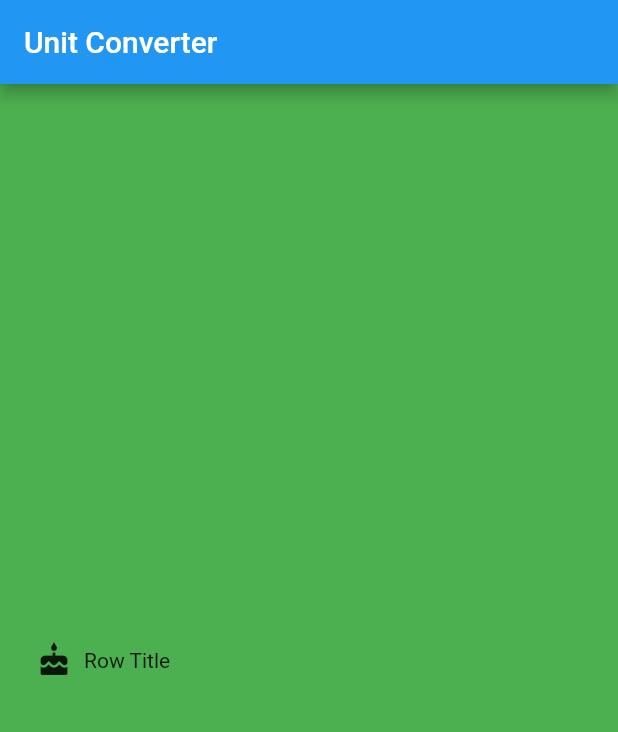
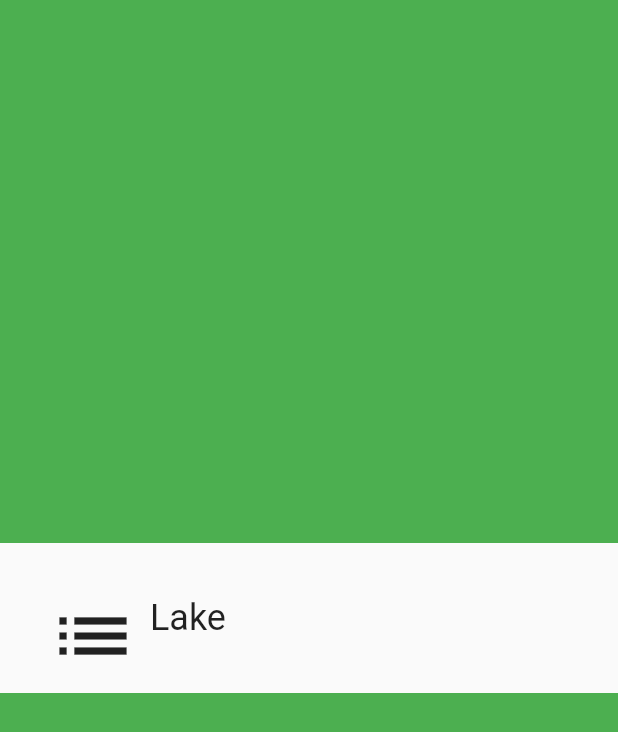
Before and after one commit to dntrply/chp_13, a Flutter app: the screen it shows after launch, on a phone screen of 412 x 824 dp. Shown: the top 732 px of the screen. Run offline on Flutter 3.47's test engine with Material 2 defaults, Android fonts, the phone set to English and light mode, and no system bars.

```diff
--- /dev/null
+++ b/lib/category.dart
@@ -0,0 +1,64 @@
+import 'package:flutter/material.dart';
+
+
+final _rowHeight = 100.0;
+final _borderRadius =BorderRadius.circular(_rowHeight/2.0);
+
+class Category extends StatelessWidget {
+  final String name;
+  final ColorSwatch color;
+  final IconData iconData;
+
+  const Category({
+    Key key,
+    @required this.name,
+    @required this.color,
+    @required this.iconData,
+}) : assert( name != null),
+     assert( color != null),
+     assert(iconData != null),
+     super(key: key);
+
+  @override
+  Widget build(BuildContext context) {
+    return Material(
+        child: Container(
+          color: Colors.transparent,
+          height: _rowHeight,
+          child: Padding(
+            padding: EdgeInsets.all(16.0),
+            child: InkWell(
+              highlightColor: color,
+              borderRadius: _borderRadius,
+              splashColor: color,
+              onTap: () {
+                print('I was trcapped');
+              },
+              child: Padding(
+                padding: const EdgeInsets.all(8.0),
+                child: Row(
+                  crossAxisAlignment: CrossAxisAlignment.stretch,
+                  children: <Widget>[
+                    Padding(
+                      padding: const EdgeInsets.all(8.0),
+                      child: Icon(
+                          iconData,
+                      size: 60.0,
+                      ),
+                    ),
+                    Center(
+                        child: Text(
+                            name,
+                          textAlign: TextAlign.center,
+                          style:Theme.of(context).textTheme.headline,
+                        ),
+                    ),
+                  ],
+                ),
+              ),
+            ),
+          ),
+        ));
+
+  }
+}
--- a/lib/main.dart
+++ b/lib/main.dart
@@ -1,48 +1,35 @@
 import 'package:flutter/material.dart';
+import 'package:chp_13/category.dart';
+
+// Pass to custom app
+// The icon, color, and text should be passed into the Category widget upon instantiation. They should be required.
+
+const _categoryName= 'Lake';
+const _categoryIcon = Icons.list;
+const _categoryColor = Colors.orange;
 
 void main() {
-  runApp(
-    MaterialApp(
-      debugShowCheckedModeBanner: false,
-      home: Scaffold(
-        appBar: unitConverterBar(),
-        body: unitConverterTile(),
-      ),
-    ),
-  );
+  runApp(UnitConverterApp());
 }
 
-Widget unitConverterBar() {
-  return AppBar(
-    title: Text('Unit Converter'),
-  );
-}
+class UnitConverterApp extends StatelessWidget {
 
-class unitConverterTile extends StatelessWidget {
   @override
   Widget build(BuildContext context) {
-    return Material(
-        child: Container(
-      color: Colors.green,
-      child: Padding(
-        padding: EdgeInsets.all(16.0),
-        child: InkWell(
-          highlightColor: Colors.purple,
-          onTap: () {
-            print('I was trunjapped');
-          },
-          child: Row(
-            crossAxisAlignment: CrossAxisAlignment.stretch,
-            children: <Widget>[
-              Padding(
-                padding: const EdgeInsets.all(8.0),
-                child: Icon(Icons.cake),
-              ),
-              Center(child: Text('Row Title'))
-            ],
+    return MaterialApp(
+      debugShowCheckedModeBanner: false,
+      title: 'Piyush Unit Converter 1',
+      home: Scaffold(
+        backgroundColor: Colors.green,
+        body: Center(
+          child: Category(
+            color: _categoryColor,
+            name: _categoryName,
+            iconData: _categoryIcon,
           ),
         ),
       ),
-    ));
+    );
   }
+
 }
```
